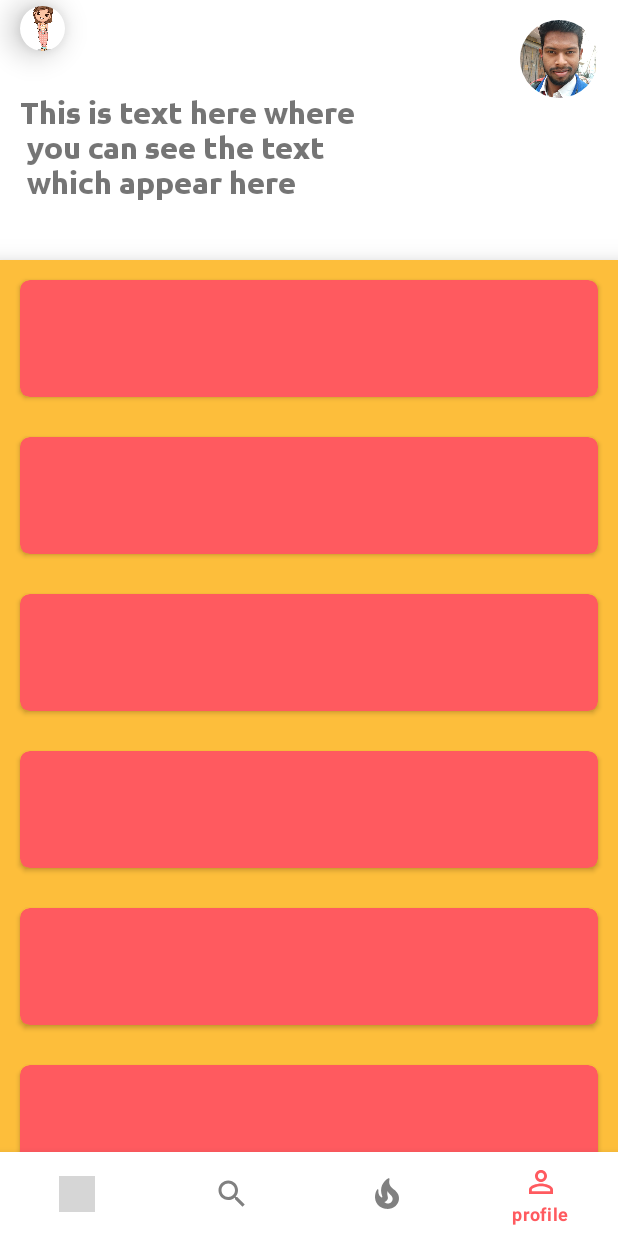
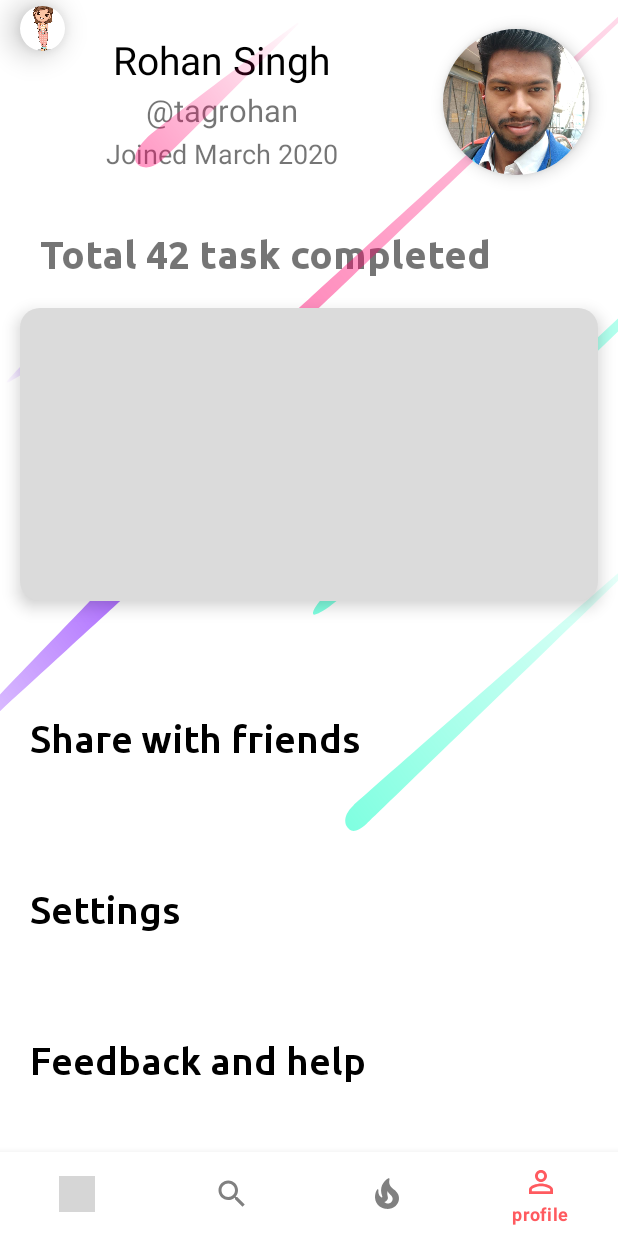
Before and after one commit to tagrohan/TrendingTen, an Android app: the screen it shows after launch (MainActivity), item 4 of the bottom bar chosen, on a phone screen of 412 x 824 dp. Run offline under Robolectric (Android 15) with nearby library versions, the phone set to English and light mode, and no system bars; our stand-ins replace navigation-ui, sdp/ssp sizes; pictures from the network do not load; 3 statements that could not run were skipped; grey boxes are pictures that could not be loaded.

Commit message:
TT total card saved and views added

```diff
--- a/app/src/main/java/com/example/trendingten/views/ProfileFragment.java
+++ b/app/src/main/java/com/example/trendingten/views/ProfileFragment.java
@@ -34,6 +34,5 @@ public class ProfileFragment extends Fragment {
     public void onViewCreated(@NonNull View view, @Nullable Bundle savedInstanceState) {
         super.onViewCreated(view, savedInstanceState);
 
-        binding.profileRecycler.setAdapter(new TestingRecycler());
     }
 }
--- a/app/src/main/java/com/example/trendingten/vm/ShortViewModel.java
+++ b/app/src/main/java/com/example/trendingten/vm/ShortViewModel.java
@@ -33,7 +33,7 @@ public class ShortViewModel extends AndroidViewModel implements ApiCalls.ShortCa
 
     @Override
     public void dataAvailable(List<Card> cardsData, int code) {
-//        Collections.shuffle(cardsData);
+        Collections.shuffle(cardsData);
         cards.setValue(cardsData);
     }
 }
--- /dev/null
+++ b/app/src/main/res/drawable/ic_back.xml
@@ -0,0 +1,107 @@
+<vector xmlns:android="http://schemas.android.com/apk/res/android"
+    xmlns:aapt="http://schemas.android.com/aapt"
+    android:width="414dp"
+    android:height="736dp"
+    android:viewportWidth="414"
+    android:viewportHeight="736">
+  <group>
+    <clip-path
+        android:pathData="M0,0h414v736h-414z"/>
+    <path
+        android:pathData="M86.566,352.979C93.308,347.322 91,343.126 89.52,341.362C88.04,339.599 84.309,336.597 77.567,342.255C71.923,346.99 -40.42,450.942 -76.877,484.689C-77.351,485.128 -76.725,485.844 -76.224,485.437C-37.532,453.985 81.937,356.863 86.566,352.979Z"
+        android:strokeAlpha="0.6"
+        android:fillAlpha="0.6">
+      <aapt:attr name="android:fillColor">
+        <gradient
+            android:startY="341.959"
+            android:startX="88.8082"
+            android:endY="483.685"
+            android:endX="-80.0944"
+            android:type="linear">
+          <item android:offset="0" android:color="#FF7000FF"/>
+          <item android:offset="1" android:color="#007000FF"/>
+        </gradient>
+      </aapt:attr>
+    </path>
+    <path
+        android:pathData="M108.636,95.306C99.636,102.307 93.544,99.347 91.769,97.327C89.995,95.306 89.136,90.261 98.136,82.307C105.839,75.499 178.377,27.419 199.13,13.699C199.646,13.358 200.191,14.062 199.73,14.475C181.206,31.115 116.34,89.314 108.636,95.306Z"
+        android:strokeAlpha="0.4"
+        android:fillAlpha="0.4">
+      <aapt:attr name="android:fillColor">
+        <gradient
+            android:startY="96.293"
+            android:startX="94.2777"
+            android:endY="6.3116"
+            android:endX="201.513"
+            android:type="linear">
+          <item android:offset="0" android:color="#FFFF006B"/>
+          <item android:offset="1" android:color="#00FF006B"/>
+        </gradient>
+      </aapt:attr>
+    </path>
+    <path
+        android:pathData="M186.661,206.417C173.785,217.221 171.844,214.907 170.893,213.773C169.941,212.639 170.258,208.431 180.876,199.522C189.3,192.454 394.565,25.81 479.013,-42.739C479.525,-43.155 480.15,-42.402 479.647,-41.975C396.691,28.378 195.035,199.39 186.661,206.417Z"
+        android:strokeAlpha="0.5"
+        android:fillAlpha="0.5">
+      <aapt:attr name="android:fillColor">
+        <gradient
+            android:startY="213.504"
+            android:startX="171.213"
+            android:endY="-73.5528"
+            android:endX="513.314"
+            android:type="linear">
+          <item android:offset="0" android:color="#FFFF006B"/>
+          <item android:offset="1" android:color="#00FF006B"/>
+        </gradient>
+      </aapt:attr>
+    </path>
+    <path
+        android:pathData="M47.613,186.496C51.428,183.773 58.062,183.349 61.135,186.934C64.209,190.518 62.257,196.194 58.503,199.709C55.28,202.726 16.235,222.334 5.243,227.826C4.732,228.082 4.271,227.428 4.683,227.031C13.439,218.584 44.342,188.829 47.613,186.496Z"
+        android:strokeAlpha="0.6"
+        android:fillAlpha="0.6">
+      <aapt:attr name="android:fillColor">
+        <gradient
+            android:startY="189.528"
+            android:startX="57.5088"
+            android:endY="233.087"
+            android:endX="5.5969"
+            android:type="linear">
+          <item android:offset="0" android:color="#FF7000FF"/>
+          <item android:offset="1" android:color="#007000FF"/>
+        </gradient>
+      </aapt:attr>
+    </path>
+    <path
+        android:pathData="M230.653,342.558C210.791,359.224 208.931,364.706 209.878,365.834C210.824,366.962 220.03,363.16 236.408,349.417C249.393,338.521 558.59,73.518 686.146,-35.818C686.649,-36.248 686.014,-37 685.505,-36.577C556.432,70.987 243.561,331.726 230.653,342.558Z"
+        android:strokeAlpha="0.5"
+        android:fillAlpha="0.5">
+      <aapt:attr name="android:fillColor">
+        <gradient
+            android:startY="362.898"
+            android:startX="213.874"
+            android:endY="-65.296"
+            android:endX="724.177"
+            android:type="linear">
+          <item android:offset="0" android:color="#FF00FFC2"/>
+          <item android:offset="1" android:color="#0000FFC2"/>
+        </gradient>
+      </aapt:attr>
+    </path>
+    <path
+        android:pathData="M245.735,490.342C236.999,497.672 233.98,494.073 232.5,492.31C231.019,490.546 229.532,485.662 236.736,479.617C242.767,474.557 400.168,352.168 451.274,312.44C451.788,312.041 452.396,312.784 451.903,313.208C402.836,355.398 251.73,485.311 245.735,490.342Z"
+        android:strokeAlpha="0.5"
+        android:fillAlpha="0.5">
+      <aapt:attr name="android:fillColor">
+        <gradient
+            android:startY="491.927"
+            android:startX="232.178"
+            android:endY="303.59"
+            android:endX="456.629"
+            android:type="linear">
+          <item android:offset="0" android:color="#FF00FFC2"/>
+          <item android:offset="1" android:color="#0000FFC2"/>
+        </gradient>
+      </aapt:attr>
+    </path>
+  </group>
+</vector>
--- /dev/null
+++ b/app/src/main/res/drawable/profile_detail.xml
@@ -0,0 +1,8 @@
+<?xml version="1.0" encoding="utf-8"?>
+<shape xmlns:android="http://schemas.android.com/apk/res/android"
+    android:shape="rectangle">
+    <solid android:color="@color/colorSearchIcon" />
+
+    <corners android:radius="@dimen/_10sdp" />
+
+</shape>
--- /dev/null
+++ b/app/src/main/res/drawable/ripple_effect.xml
@@ -0,0 +1,9 @@
+<?xml version="1.0" encoding="utf-8"?>
+<ripple xmlns:android="http://schemas.android.com/apk/res/android"
+    android:color="#7E000000">
+    <item android:id="@android:id/mask">
+        <shape android:shape="rectangle">
+            <solid android:color="#7E000000" />
+        </shape>
+    </item>
+</ripple>
--- a/app/src/main/res/layout/fragment_profile.xml
+++ b/app/src/main/res/layout/fragment_profile.xml
@@ -1,106 +1,158 @@
 <?xml version="1.0" encoding="utf-8"?>
-<androidx.constraintlayout.motion.widget.MotionLayout xmlns:android="http://schemas.android.com/apk/res/android"
+<androidx.constraintlayout.widget.ConstraintLayout xmlns:android="http://schemas.android.com/apk/res/android"
     xmlns:app="http://schemas.android.com/apk/res-auto"
     xmlns:tools="http://schemas.android.com/tools"
     android:id="@+id/profile_root"
     android:layout_width="match_parent"
     android:layout_height="match_parent"
-    app:layoutDescription="@xml/fragment_profile_scene"
     tools:context=".views.ProfileFragment">
-
-    <!--    <TextView-->
-    <!--        android:id="@+id/profile_heading"-->
-    <!--        android:layout_width="0dp"-->
-    <!--        android:layout_height="wrap_content"-->
-    <!--        android:background="@color/white"-->
-    <!--        android:clipToPadding="false"-->
-    <!--        android:elevation="@dimen/_1sdp"-->
-
-    <!--        android:fontFamily="@font/ubuntu_bold"-->
-    <!--        android:paddingBottom="@dimen/_2sdp"-->
-    <!--        android:text="@string/profile"-->
-    <!--        android:textAlignment="center"-->
-    <!--        android:textColor="@color/headlineColor"-->
-    <!--        android:textSize="@dimen/_20sdp"-->
-    <!--        app:layout_constraintEnd_toEndOf="parent"-->
-    <!--        app:layout_constraintStart_toStartOf="parent"-->
-    <!--        app:layout_constraintTop_toTopOf="parent" />-->
 
     <com.google.android.material.imageview.ShapeableImageView
         android:id="@+id/profile_image"
-        android:layout_width="@dimen/_40sdp"
-        android:layout_height="@dimen/_40sdp"
-        android:layout_margin="@dimen/_10sdp"
+        android:layout_width="@dimen/_75sdp"
+        android:layout_height="@dimen/_75sdp"
+        android:layout_marginTop="@dimen/_15sdp"
+        android:layout_marginEnd="@dimen/_15sdp"
+        android:elevation="@dimen/_5sdp"
         android:scaleType="centerCrop"
         android:src="@drawable/rohan"
         app:layout_constraintEnd_toEndOf="parent"
         app:layout_constraintTop_toTopOf="parent"
         app:shapeAppearanceOverlay="@style/circle" />
 
+    <TextView
+        android:id="@+id/profile_name"
+        android:layout_width="wrap_content"
+        android:layout_height="wrap_content"
+        android:text="Rohan Singh"
+        android:textColor="@android:color/black"
+        android:textSize="@dimen/_20sdp"
+        app:layout_constraintBottom_toTopOf="@id/profile_number"
+        app:layout_constraintEnd_toStartOf="@id/profile_image"
+        app:layout_constraintStart_toStartOf="parent"
+        app:layout_constraintTop_toTopOf="@id/profile_image" />
 
     <TextView
-        android:id="@+id/profile_text"
+        android:id="@+id/profile_number"
         android:layout_width="wrap_content"
         android:layout_height="wrap_content"
-        android:layout_marginStart="@dimen/_10sdp"
-        android:layout_marginTop="@dimen/_48sdp"
-        android:contentDescription="@null"
+        android:text="\@tagrohan"
+        android:textSize="@dimen/_16sdp"
+        app:layout_constraintBottom_toTopOf="@id/profile_id"
+        app:layout_constraintEnd_toEndOf="@id/profile_name"
+        app:layout_constraintStart_toStartOf="@id/profile_name"
+        app:layout_constraintTop_toBottomOf="@id/profile_name" />
+
+    <TextView
+        android:id="@+id/profile_id"
+        android:layout_width="wrap_content"
+        android:layout_height="wrap_content"
+        android:text="Joined March 2020"
+        android:textSize="@dimen/_14sdp"
+        app:layout_constraintBottom_toBottomOf="@id/profile_image"
+        app:layout_constraintEnd_toEndOf="@id/profile_number"
+        app:layout_constraintStart_toStartOf="@id/profile_number"
+        app:layout_constraintTop_toBottomOf="@id/profile_number" />
+
+    <TextView
+        android:id="@+id/total_task"
+        android:layout_width="0dp"
+        android:layout_height="wrap_content"
+        android:layout_marginStart="@dimen/_5sdp"
+        android:layout_marginTop="@dimen/_25sdp"
+        android:layout_marginEnd="@dimen/_5sdp"
+        android:background="@drawable/ripple_effect"
+        android:clickable="true"
+        android:focusable="true"
         android:fontFamily="@font/ubuntu_bold"
-        android:text="This is text here where\n
-you can see the text\n which appear here"
-        android:textSize="@dimen/_16sdp"
+        android:padding="@dimen/_5sdp"
+        android:text="Total 42 task completed"
+        android:textSize="@dimen/_20sdp"
+        app:layout_constraintBottom_toTopOf="@id/card_details"
+        app:layout_constraintEnd_toEndOf="@id/card_details"
+        app:layout_constraintStart_toStartOf="@id/card_details"
+        app:layout_constraintTop_toBottomOf="@id/profile_id" />
+
+
+    <View
+        android:id="@+id/card_details"
+        android:layout_width="0dp"
+        android:layout_height="@dimen/_150sdp"
+        android:layout_margin="@dimen/_10sdp"
+        android:background="@drawable/profile_detail"
+        android:elevation="@dimen/_5sdp"
+        app:layout_constraintEnd_toEndOf="parent"
+        app:layout_constraintStart_toStartOf="parent"
+        app:layout_constraintTop_toBottomOf="@id/total_task" />
+
+    <TextView
+        android:id="@+id/share"
+        android:layout_width="0dp"
+        android:layout_height="wrap_content"
+        android:layout_marginTop="@dimen/_10sdp"
+        android:background="@drawable/ripple_effect"
+        android:clickable="true"
+        android:focusable="true"
+        android:fontFamily="@font/ubuntu_medium"
+        android:padding="@dimen/_5sdp"
+        android:text="Share with friends"
+        android:textColor="@android:color/black"
+        android:textSize="@dimen/_20sdp"
+        app:layout_constraintBottom_toTopOf="@id/setting"
+        app:layout_constraintEnd_toEndOf="@id/card_details"
+        app:layout_constraintStart_toStartOf="@id/card_details"
+        app:layout_constraintTop_toBottomOf="@id/card_details" />
+
+    <TextView
+        android:id="@+id/setting"
+        android:layout_width="0dp"
+        android:layout_height="wrap_content"
+        android:layout_marginTop="@dimen/_10sdp"
+        android:background="@drawable/ripple_effect"
+        android:clickable="true"
+        android:focusable="true"
+        android:fontFamily="@font/ubuntu_medium"
+        android:padding="@dimen/_5sdp"
+
+        android:text="Settings"
+        android:textColor="@android:color/black"
+        android:textSize="@dimen/_20sdp"
+        app:layout_constraintBottom_toTopOf="@id/feedback"
+        app:layout_constraintEnd_toEndOf="@id/card_details"
+        app:layout_constraintStart_toStartOf="@id/card_details"
+        app:layout_constraintTop_toBottomOf="@id/share" />
+
+    <ImageView
+        android:id="@+id/background_image"
+        android:layout_width="0dp"
+        android:layout_height="0dp"
+        android:scaleType="fitXY"
+        android:src="@drawable/ic_back"
+        app:layout_constraintBottom_toBottomOf="parent"
+        app:layout_constraintEnd_toEndOf="parent"
         app:layout_constraintStart_toStartOf="parent"
         app:layout_constraintTop_toTopOf="parent" />
 
-    <com.google.android.material.card.MaterialCardView
-        android:id="@+id/payment_card"
+    <TextView
+        android:id="@+id/feedback"
         android:layout_width="0dp"
-        android:layout_height="@dimen/_150sdp"
-        android:layout_marginStart="@dimen/_10sdp"
-        android:layout_marginTop="@dimen/_100sdp"
-        android:layout_marginEnd="@dimen/_10sdp"
-        android:visibility="invisible"
-        app:cardBackgroundColor="@color/colorTextHint"
-        app:layout_constraintEnd_toEndOf="parent"
-        app:layout_constraintStart_toStartOf="parent"
-        app:layout_constraintTop_toBottomOf="@id/profile_text"
-        app:strokeColor="@color/headlineColor"
-        app:strokeWidth="@dimen/_4sdp" />
+        android:layout_height="wrap_content"
+        android:background="@drawable/ripple_effect"
+        android:clickable="true"
+        android:focusable="true"
+        android:fontFamily="@font/ubuntu_medium"
 
-    <com.google.android.material.card.MaterialCardView
-        android:id="@+id/profile_invite"
-        android:layout_width="0dp"
-        android:layout_height="@dimen/_100sdp"
-        android:layout_marginStart="@dimen/_10sdp"
-        android:layout_marginTop="@dimen/_20sdp"
-        android:layout_marginEnd="@dimen/_10sdp"
-        android:visibility="invisible"
-        app:cardBackgroundColor="@color/colorAccent"
-        app:cardCornerRadius="@dimen/_10sdp"
-        app:layout_constraintEnd_toEndOf="parent"
-        app:layout_constraintStart_toStartOf="parent"
-        app:layout_constraintTop_toBottomOf="@id/payment_card" />
+        android:padding="@dimen/_5sdp"
+        android:text="Feedback and help"
+        android:textColor="@android:color/black"
+
+        android:textSize="@dimen/_20sdp"
+        app:layout_constraintBottom_toBottomOf="parent"
+        app:layout_constraintEnd_toEndOf="@id/card_details"
+        app:layout_constraintStart_toStartOf="@id/card_details"
+        app:layout_constraintTop_toBottomOf="@id/setting"
+        android:layout_marginBottom="@dimen/_30sdp"
+        />
 
 
-    <androidx.recyclerview.widget.RecyclerView
-        android:id="@+id/profile_recycler"
-        android:layout_width="0dp"
-        android:layout_height="0dp"
-        android:background="@color/colorAccent"
-        android:elevation="@dimen/_10sdp"
-        app:layoutManager="androidx.recyclerview.widget.LinearLayoutManager"
-        app:layout_constraintBottom_toBottomOf="parent"
-        app:layout_constraintEnd_toEndOf="parent"
-        app:layout_constraintStart_toStartOf="parent"
-        app:layout_constraintTop_toBottomOf="@id/guideline" />
-
-
-    <androidx.constraintlayout.widget.Guideline
-        android:id="@+id/guideline"
-        android:layout_width="wrap_content"
-        android:layout_height="wrap_content"
-        android:orientation="horizontal"
-        app:layout_constraintGuide_percent="0.21" />
-
-
-</androidx.constraintlayout.motion.widget.MotionLayout>
+</androidx.constraintlayout.widget.ConstraintLayout>
--- a/app/src/main/res/layout/fragment_short.xml
+++ b/app/src/main/res/layout/fragment_short.xml
@@ -34,7 +34,9 @@
         android:id="@+id/pager"
         android:layout_width="0dp"
         android:layout_height="0dp"
-        android:layout_margin="@dimen/_5sdp"
+        android:layout_marginStart="@dimen/_5sdp"
+        android:layout_marginTop="@dimen/_10sdp"
+        android:layout_marginEnd="@dimen/_5sdp"
         android:orientation="vertical"
         app:layout_constraintBottom_toTopOf="@id/guideline2"
         app:layout_constraintEnd_toEndOf="parent"
--- a/app/src/main/res/values/strings.xml
+++ b/app/src/main/res/values/strings.xml
@@ -4,6 +4,6 @@
     <string name="hello_blank_fragment">Hello blank fragment</string>
     <string name="explore">Explore</string>
     <string name="trending">Trending</string>
-    <string name="shorts">Random facts</string>
+    <string name="shorts">Random cards</string>
     <string name="profile">Profile</string>
 </resources>
--- a/app/src/main/res/xml/fragment_profile_scene.xml
+++ /dev/null
@@ -1,76 +0,0 @@
-<?xml version="1.0" encoding="utf-8"?>
-<MotionScene xmlns:android="http://schemas.android.com/apk/res/android"
-    xmlns:motion="http://schemas.android.com/apk/res-auto">
-
-    <Transition
-        motion:constraintSetEnd="@id/end"
-        motion:constraintSetStart="@id/start"
-        motion:motionInterpolator="easeInOut">
-        <KeyFrameSet></KeyFrameSet>
-        <OnSwipe
-            motion:moveWhenScrollAtTop="true"
-            motion:onTouchUp="autoCompleteToStart"
-            motion:touchAnchorId="@id/profile_recycler" />
-    </Transition>
-
-    <ConstraintSet android:id="@+id/start">
-        <Constraint
-            android:id="@id/profile_recycler"
-            android:layout_width="0dp"
-            android:layout_height="0dp"
-            android:elevation="@dimen/_10sdp"
-            motion:layout_constraintBottom_toBottomOf="parent"
-            motion:layout_constraintEnd_toEndOf="parent"
-            motion:layout_constraintStart_toStartOf="parent"
-            motion:layout_constraintTop_toBottomOf="@id/guideline" />
-    </ConstraintSet>
-
-    <ConstraintSet android:id="@+id/end">
-        <Constraint
-            android:id="@id/profile_recycler"
-            android:layout_width="0dp"
-            android:layout_height="0dp"
-            android:elevation="@dimen/_10sdp"
-            motion:layout_constraintBottom_toBottomOf="parent"
-            motion:layout_constraintEnd_toEndOf="parent"
-            motion:layout_constraintStart_toStartOf="parent"
-            motion:layout_constraintTop_toTopOf="parent" />
-
-    </ConstraintSet>
-    <ConstraintSet
-        android:id="@+id/on_down"
-        motion:deriveConstraintsFrom="@id/start">
-        <Constraint
-            android:id="@id/profile_recycler"
-            android:layout_width="0dp"
-            android:layout_height="0dp"
-            android:elevation="@dimen/_10sdp"
-            motion:layout_constraintBottom_toBottomOf="parent"
-            motion:layout_constraintEnd_toEndOf="parent"
-            motion:layout_constraintStart_toStartOf="parent"
-            motion:layout_constraintTop_toBottomOf="parent" />
-
-        <Constraint
-            android:id="@id/payment_card"
-            android:layout_width="0dp"
-            android:layout_height="@dimen/_150sdp"
-            android:layout_marginStart="@dimen/_10sdp"
-            android:layout_marginTop="@dimen/_100sdp"
-            android:layout_marginEnd="@dimen/_10sdp"
-            android:visibility="visible"
-            motion:layout_constraintEnd_toEndOf="parent"
-            motion:layout_constraintStart_toStartOf="parent"
-            motion:layout_constraintTop_toBottomOf="@id/profile_text" />
-        <Constraint
-            android:id="@id/profile_invite"
-            android:layout_width="0dp"
-            android:layout_height="@dimen/_100sdp"
-            android:layout_marginStart="@dimen/_10sdp"
-            android:layout_marginTop="@dimen/_20sdp"
-            android:layout_marginEnd="@dimen/_10sdp"
-            android:visibility="visible"
-            motion:layout_constraintEnd_toEndOf="parent"
-            motion:layout_constraintStart_toStartOf="parent"
-            motion:layout_constraintTop_toBottomOf="@id/payment_card" />
-    </ConstraintSet>
-</MotionScene>
```
